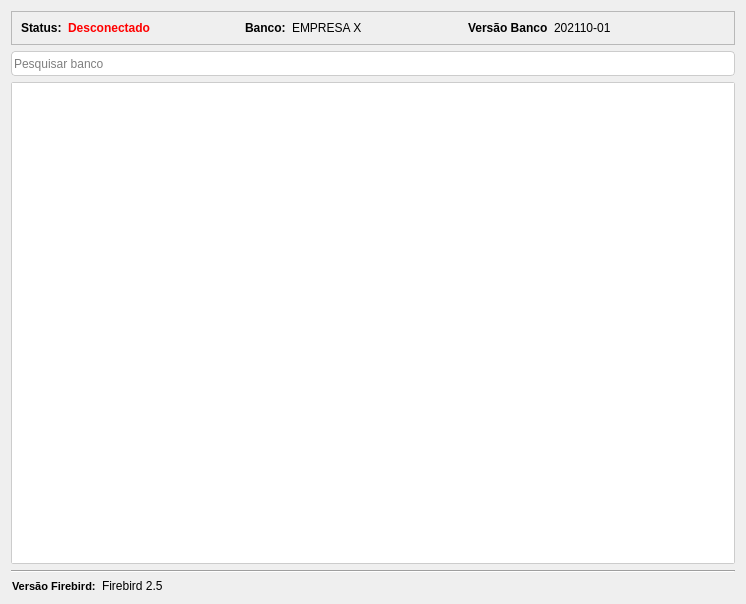
pierrecampos/pyDatabaseAdministrator, file views/ui/ManageDatabaseScreen.ui: the form before one commit.
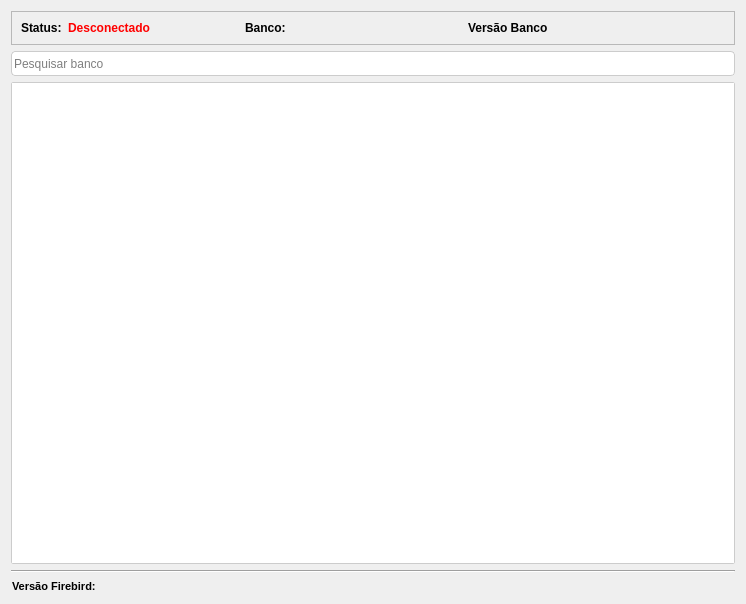
The form after the commit.

Commit message: Método set_status criado

```diff
--- a/views/ui/ManageDatabaseScreen.ui
+++ b/views/ui/ManageDatabaseScreen.ui
@@ -105,7 +105,7 @@
          </font>
         </property>
         <property name="text">
-         <string>EMPRESA X</string>
+         <string/>
         </property>
        </widget>
       </item>
@@ -136,7 +136,7 @@
          </font>
         </property>
         <property name="text">
-         <string>202110-01</string>
+         <string/>
         </property>
        </widget>
       </item>
@@ -280,7 +280,7 @@
          <enum>QFrame::Sunken</enum>
         </property>
         <property name="text">
-         <string>Firebird 2.5</string>
+         <string/>
         </property>
        </widget>
       </item>
```
The commit also changes 2 other files.
